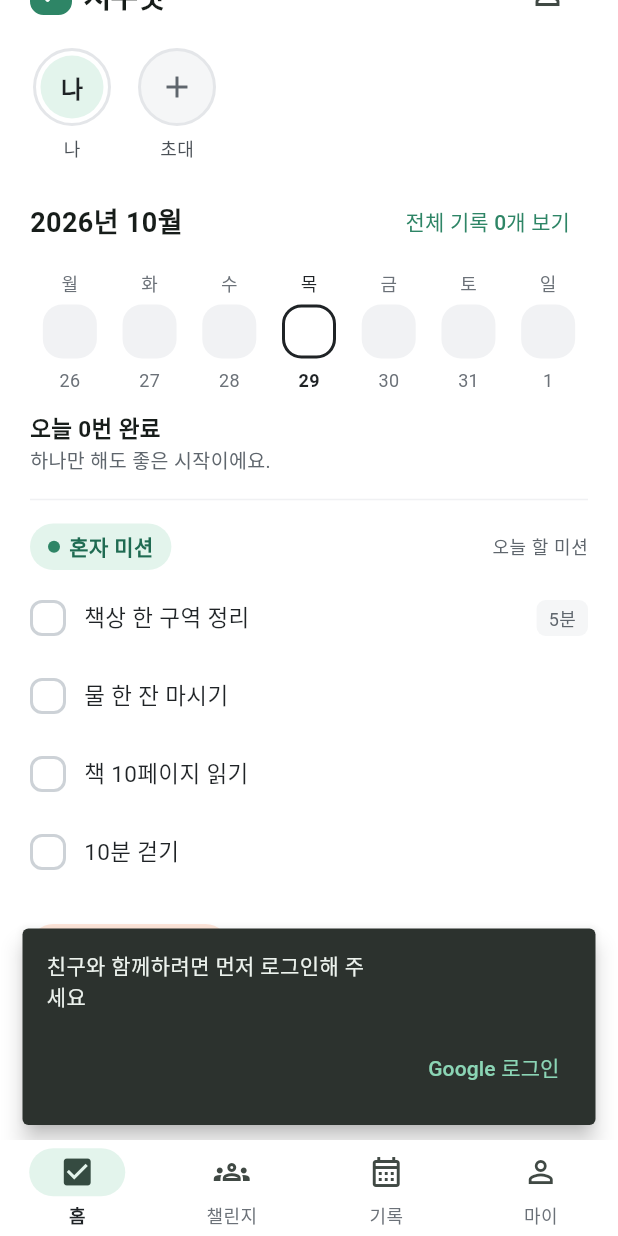
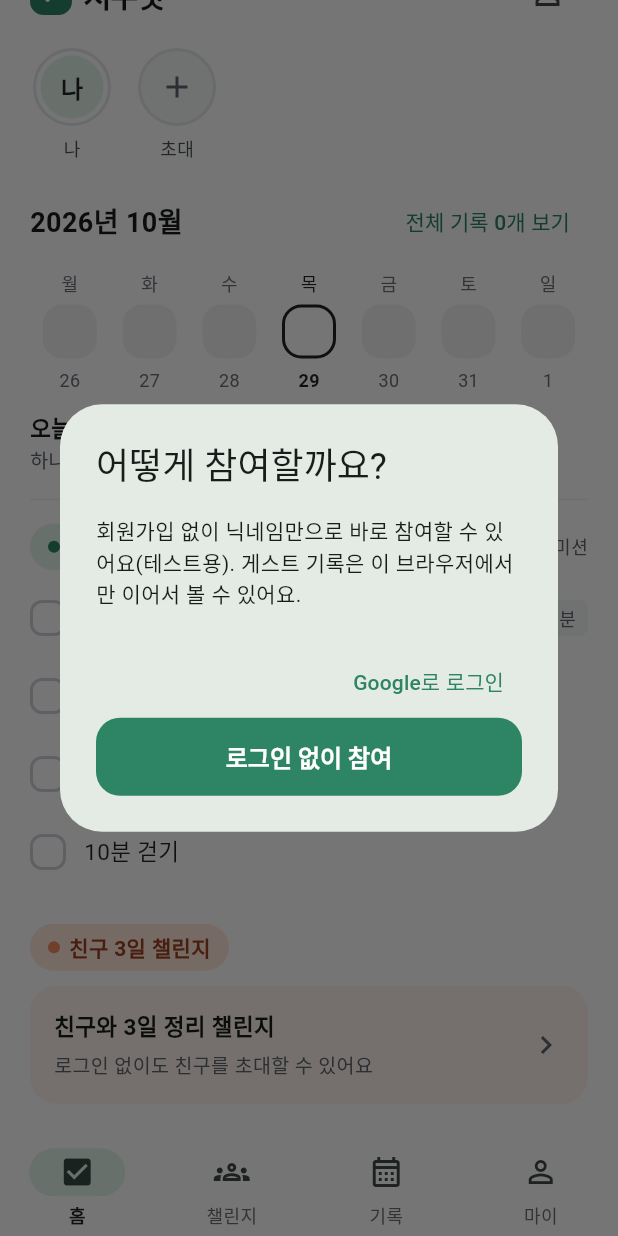
Before and after one commit to thingjae85/jedoit, a Flutter app: the screen it shows after launch, scrolled down 40 dp, after a tap on the "person add alt" icon, on a phone screen of 412 x 824 dp. Run offline on Flutter 3.47's test engine with Material 3 defaults, Android fonts, the phone set to English and light mode, and no system bars; our stand-ins replace image_picker, qr_flutter, shared_preferences, supabase_flutter, web; accounts and stored records are empty.

Commit message:
로그인 없이 참여 (테스트용 게스트) (#4)
- 함께하기를 누르면 '로그인 없이 참여' / 'Google로 로그인' 중에 고르기
- 게스트는 Supabase 익명 로그인으로 닉네임만 넣고 방 만들기·참가
- 초대 QR로 열면 바로 참여 방법을 묻고 초대 코드가 채워진 참가 화면으로
- 마이 탭에 게스트 표시, 게스트 로그아웃 전에 다시 못 들어온다고 안내
- 테스트 3개 추가 (총 35개)

```diff
--- a/lib/screens/home_screen.dart
+++ b/lib/screens/home_screen.dart
@@ -59,6 +59,12 @@ class _HomeScreenState extends State<HomeScreen> {
     widget.account?.addListener(_onAccountChanged);
     _refreshCount();
     _loadRoom();
+    // 초대 QR·링크로 열었으면 바로 참가 흐름을 띄운다 (Google 로그인 후 돌아와도 같은 방으로).
+    if (_challengeAvailable && widget.drafts?.invite != null) {
+      WidgetsBinding.instance.addPostFrameCallback((_) {
+        if (mounted) _openChallenge();
+      });
+    }
   }
 
   @override
@@ -80,6 +86,45 @@ class _HomeScreenState extends State<HomeScreen> {
       ScaffoldMessenger.of(context).showSnackBar(
         const SnackBar(content: Text('로그인을 시작하지 못했어요. 다시 시도해 주세요')),
       );
+    }
+  }
+
+  /// 로그인 전에 함께하기를 누르면 게스트로 바로 참여할지, Google로 로그인할지 고른다.
+  /// 게스트로 들어오면 true.
+  Future<bool> _askHowToJoin() async {
+    final choice = await showDialog<String>(
+      context: context,
+      builder: (ctx) => AlertDialog(
+        title: const Text('어떻게 참여할까요?'),
+        content: const Text(
+          '회원가입 없이 닉네임만으로 바로 참여할 수 있어요(테스트용). '
+          '게스트 기록은 이 브라우저에서만 이어서 볼 수 있어요.',
+        ),
+        actions: [
+          TextButton(
+              onPressed: () => Navigator.of(ctx).pop('google'),
+              child: const Text('Google로 로그인')),
+          FilledButton(
+              onPressed: () => Navigator.of(ctx).pop('guest'),
+              child: const Text('로그인 없이 참여')),
+        ],
+      ),
+    );
+    if (choice == 'google') {
+      await _signIn();
+      return false;
+    }
+    if (choice != 'guest') return false;
+    try {
+      await widget.account!.signInAsGuest();
+      return true;
+    } catch (_) {
+      if (mounted) {
+        ScaffoldMessenger.of(context).showSnackBar(
+          const SnackBar(content: Text('바로 참여하지 못했어요. 잠시 후 다시 시도해 주세요')),
+        );
+      }
+      return false;
     }
   }
 
@@ -161,15 +206,8 @@ class _HomeScreenState extends State<HomeScreen> {
     }
     final account = widget.account!;
     final rooms = widget.rooms!;
-    if (!account.signedIn) {
-      ScaffoldMessenger.of(context).showSnackBar(
-        SnackBar(
-          content: const Text('친구와 함께하려면 먼저 로그인해 주세요'),
-          action: SnackBarAction(label: 'Google 로그인', onPressed: _signIn),
-        ),
-      );
-      return;
-    }
+    if (!account.signedIn && !await _askHowToJoin()) return;
+    if (!mounted) return;
     String? roomId;
     try {
       roomId = await rooms.myRoomId();
@@ -682,10 +720,10 @@ class _ChallengeCard extends StatelessWidget {
           : '방에 들어가서 확인해 보세요';
     } else if (invited) {
       title = '초대받은 방이 있어요';
-      detail = signedIn ? '눌러서 참가해 보세요' : '로그인하고 참가해 보세요';
+      detail = signedIn ? '눌러서 참가해 보세요' : '로그인 없이 닉네임만으로 참가할 수 있어요';
     } else {
       title = '친구와 3일 정리 챌린지';
-      detail = signedIn ? '함께 정리할수록 공동 책상이 정돈돼요' : '로그인하고 친구를 초대해 보세요';
+      detail = signedIn ? '함께 정리할수록 공동 책상이 정돈돼요' : '로그인 없이도 친구를 초대할 수 있어요';
     }
     return Material(
       color: JdColors.togetherTint,
@@ -775,6 +813,21 @@ class _MyPage extends StatelessWidget {
   }
 }
 
+Future<bool> _confirmGuestSignOut(BuildContext context) async {
+  final ok = await showDialog<bool>(
+    context: context,
+    builder: (ctx) => AlertDialog(
+      title: const Text('게스트에서 로그아웃할까요?'),
+      content: const Text('로그아웃하면 이 게스트 계정으로 다시 들어올 수 없어요. 참여 중인 방도 다시 볼 수 없어요.'),
+      actions: [
+        TextButton(onPressed: () => Navigator.of(ctx).pop(false), child: const Text('취소')),
+        FilledButton(onPressed: () => Navigator.of(ctx).pop(true), child: const Text('로그아웃')),
+      ],
+    ),
+  );
+  return ok ?? false;
+}
+
 class _AccountCard extends StatelessWidget {
   const _AccountCard(
       {required this.account, required this.onSignIn, required this.onDelete});
@@ -793,14 +846,20 @@ class _AccountCard extends StatelessWidget {
                 children: [
                   Expanded(
                     child: Text(
-                      '${account.email ?? 'Google 계정'}로 로그인했어요.\n기록이 내 계정에도 저장돼요.',
+                      account.isGuest
+                          ? '게스트로 참여 중이에요 (테스트).\n이 브라우저에서만 이어서 쓸 수 있어요.'
+                          : '${account.email ?? 'Google 계정'}로 로그인했어요.\n기록이 내 계정에도 저장돼요.',
                       style: const TextStyle(fontSize: 13),
                     ),
                   ),
                   PopupMenuButton<String>(
                     tooltip: '계정',
-                    onSelected: (v) =>
-                        v == 'out' ? account.signOut() : onDelete(),
+                    onSelected: (v) async {
+                      if (v != 'out') return onDelete();
+                      // 게스트는 로그아웃하면 같은 계정으로 다시 들어올 방법이 없다.
+                      if (account.isGuest && !await _confirmGuestSignOut(context)) return;
+                      await account.signOut();
+                    },
                     itemBuilder: (_) => const [
                       PopupMenuItem(value: 'out', child: Text('로그아웃')),
                       PopupMenuItem(value: 'delete', child: Text('계정 삭제 요청')),
```
Also changed, not shown: lib/services/account_service.dart (+12 -0 lines), 2 other files.
